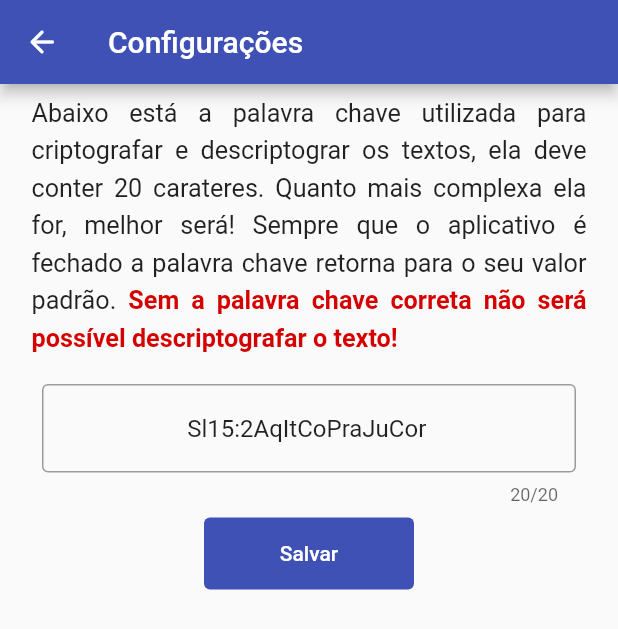
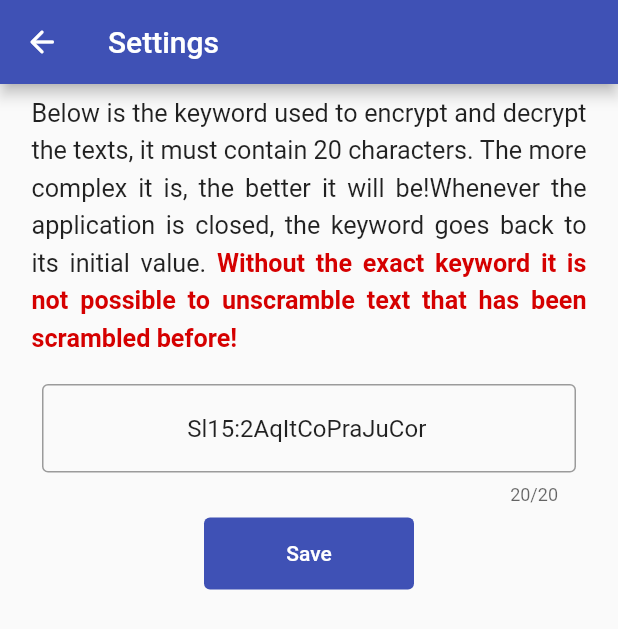
Before and after one commit to tglima/myfluttercrypto, a Flutter app: the screen it shows after launch, after a tap on the "settings" icon, on a phone screen of 412 x 824 dp. Shown: the top 629 px of the screen. Run offline on Flutter 3.47's test engine with Material 2 defaults, Android fonts, the phone set to English and light mode, and no system bars; our stand-ins replace package_info_plus; missing offline and left inert: encrypt; generated files the repository leaves out were written again; statements that could not run were skipped.

Commit message:
Refatora para usar os arquivos de tradução

```diff
--- a/lib/main.dart
+++ b/lib/main.dart
@@ -5,6 +5,7 @@ import 'package:myfluttercrypto/screens/home_screen.dart';
 import 'package:myfluttercrypto/utils/constant_util.dart';
 import 'package:package_info_plus/package_info_plus.dart';
 import 'data/global_data.dart';
+import 'package:flutter_gen/gen_l10n/app_localizations.dart';
 
 void main() async {
   GlobalData.isMobileDevice = Platform.isAndroid;
@@ -23,11 +24,16 @@ void main() async {
   }
 
   runApp(const MaterialApp(
+    supportedLocales: [
+      ConstantUtil.americanEnglish,
+      ConstantUtil.brazilianPortuguese
+    ],
     localizationsDelegates: [
+      AppLocalizations.delegate,
       GlobalMaterialLocalizations.delegate,
-      GlobalWidgetsLocalizations.delegate
+      GlobalCupertinoLocalizations.delegate,
+      GlobalWidgetsLocalizations.delegate,
     ],
-    supportedLocales: [Locale('pt', 'BR'), Locale('en', 'US')],
     debugShowCheckedModeBanner: false,
     home: HomeScreen(),
     title: ConstantUtil.nmApplication,
--- a/lib/screens/about_screen.dart
+++ b/lib/screens/about_screen.dart
@@ -5,6 +5,7 @@ import 'package:myfluttercrypto/utils/enum_util.dart';
 import 'package:myfluttercrypto/utils/wdg_util.dart';
 import 'package:flutter/gestures.dart';
 import 'package:url_launcher/url_launcher.dart';
+import 'package:flutter_gen/gen_l10n/app_localizations.dart';
 
 class AboutScreen extends StatelessWidget {
   const AboutScreen({Key? key}) : super(key: key);
@@ -12,13 +13,17 @@ class AboutScreen extends StatelessWidget {
   @override
   Widget build(BuildContext context) {
     _openSite() async {
-      if (await canLaunch(ConstantUtil.linkGitHub)) {
-        await launch(ConstantUtil.linkGitHub);
+      String? linkWiki = AppLocalizations.of(context)?.linkWiki.toString();
+
+      linkWiki = linkWiki!.isEmpty ? ConstantUtil.linkGitHub : linkWiki;
+
+      if (await canLaunch(linkWiki)) {
+        await launch(linkWiki);
         return;
       }
 
       WdgUtil.buildDialog(context, TypeDialog.error,
-          ConstantUtil.errOpenSite + ConstantUtil.linkGitHub);
+          AppLocalizations.of(context)!.errOpenSite + linkWiki);
     }
 
     Row _rowNameApp = WdgUtil.buildRow(Padding(
@@ -41,13 +46,13 @@ class AboutScreen extends StatelessWidget {
             textAlign: TextAlign.left,
             text: TextSpan(children: <TextSpan>[
               TextSpan(
-                  text: ConstantUtil.license,
+                  text: AppLocalizations.of(context)!.license,
                   style: TextStyle(
                       height: ConstantUtil.lineHeightDefault,
                       fontWeight: FontWeight.bold,
                       color: ConstantUtil.colorTxtDefault)),
               TextSpan(
-                  text: ConstantUtil.txtLicense,
+                  text: AppLocalizations.of(context)!.txtLicense,
                   style: ConstantUtil.textStyleDefault)
             ]))));
 
@@ -57,13 +62,14 @@ class AboutScreen extends StatelessWidget {
             textAlign: TextAlign.left,
             text: TextSpan(children: <TextSpan>[
               TextSpan(
-                  text: ConstantUtil.version,
+                  text: AppLocalizations.of(context)!.version,
                   style: TextStyle(
                       height: ConstantUtil.lineHeightDefault,
                       fontWeight: FontWeight.bold,
                       color: ConstantUtil.colorTxtDefault)),
               TextSpan(
-                  text: ConstantUtil.twoPoints + GlobalData.nuVersion,
+                  text: AppLocalizations.of(context)!.twoPoints +
+                      GlobalData.nuVersion,
                   style: ConstantUtil.textStyleDefault)
             ]))));
 
@@ -73,13 +79,13 @@ class AboutScreen extends StatelessWidget {
             textAlign: TextAlign.left,
             text: TextSpan(children: <TextSpan>[
               TextSpan(
-                  text: ConstantUtil.copyright,
+                  text: AppLocalizations.of(context)!.copyright,
                   style: TextStyle(
                       height: ConstantUtil.lineHeightDefault,
                       fontWeight: FontWeight.bold,
                       color: ConstantUtil.colorTxtDefault)),
               TextSpan(
-                  text: ConstantUtil.txtCopyright,
+                  text: AppLocalizations.of(context)!.txtCopyright,
                   style: ConstantUtil.textStyleDefault)
             ]))));
 
@@ -89,16 +95,16 @@ class AboutScreen extends StatelessWidget {
             textAlign: TextAlign.left,
             text: TextSpan(children: <TextSpan>[
               TextSpan(
-                  text: ConstantUtil.visit,
+                  text: AppLocalizations.of(context)!.visit,
                   style: TextStyle(
                       height: ConstantUtil.lineHeightDefault,
                       fontWeight: FontWeight.bold,
                       color: ConstantUtil.colorTxtDefault)),
               TextSpan(
-                  text: ConstantUtil.twoPoints,
+                  text: AppLocalizations.of(context)!.twoPoints,
                   style: ConstantUtil.textStyleDefault),
               TextSpan(
-                  text: ConstantUtil.linkGitHub,
+                  text: AppLocalizations.of(context)!.linkGitHub,
                   recognizer: TapGestureRecognizer()..onTap = _openSite,
                   style: TextStyle(
                       height: ConstantUtil.lineHeightDefault,
@@ -107,7 +113,9 @@ class AboutScreen extends StatelessWidget {
             ]))));
 
     return WdgUtil.buildScaffold(
-        context, WdgUtil.buildAppBar(context, ConstantUtil.about), <Widget>[
+        context,
+        WdgUtil.buildAppBar(context, AppLocalizations.of(context)!.about),
+        <Widget>[
           _rowNameApp,
           _rowVersion,
           _rowCopyright,
--- a/lib/screens/home_screen.dart
+++ b/lib/screens/home_screen.dart
@@ -6,6 +6,7 @@ import 'package:myfluttercrypto/screens/settings_screen.dart';
 import 'package:myfluttercrypto/utils/constant_util.dart';
 import 'package:myfluttercrypto/utils/crypto_util.dart';
 import 'package:myfluttercrypto/utils/enum_util.dart';
+import 'package:flutter_gen/gen_l10n/app_localizations.dart';
 import 'package:myfluttercrypto/utils/wdg_util.dart';
 import 'about_screen.dart';
 
@@ -18,7 +19,6 @@ class HomeScreen extends StatefulWidget {
 class _HomeScreenState extends State<HomeScreen> {
   final TextEditingController _controllerTxtInput = TextEditingController();
   final CryptoUtil _cryptoUtil = CryptoUtil();
-
   @override
   Widget build(BuildContext context) {
     void _goToSettings() {
@@ -31,8 +31,8 @@ class _HomeScreenState extends State<HomeScreen> {
 
     bool _valTxtIsEmpty() {
       if (_controllerTxtInput.text.isEmpty) {
-        WdgUtil.buildDialog(
-            context, TypeDialog.error, ConstantUtil.errTxtIsEmpty);
+        WdgUtil.buildDialog(context, TypeDialog.error,
+            AppLocalizations.of(context)!.errTxtIsEmpty);
         return false;
       }
       return true;
@@ -45,7 +45,7 @@ class _HomeScreenState extends State<HomeScreen> {
 
       WdgUtil.goToScreen(
           context: context,
-          screen: ResultScreen(ConstantUtil.titleEncrypt,
+          screen: ResultScreen(AppLocalizations.of(context)!.titleEncrypt,
               _cryptoUtil.txtEncrypt(_controllerTxtInput.text)));
     }
 
@@ -57,15 +57,15 @@ class _HomeScreenState extends State<HomeScreen> {
       ResultData resultData =
           _cryptoUtil.txtDecrypt(_controllerTxtInput.text.trim());
       if (resultData.resultHasError()) {
-        WdgUtil.buildDialog(
-            context, TypeDialog.error, ConstantUtil.errDecryptTxt);
+        WdgUtil.buildDialog(context, TypeDialog.error,
+            AppLocalizations.of(context)!.errDecryptTxt);
         return;
       }
 
       WdgUtil.goToScreen(
           context: context,
-          screen:
-              ResultScreen(ConstantUtil.titleDecrypt, resultData.resultTxt()));
+          screen: ResultScreen(AppLocalizations.of(context)!.titleDecrypt,
+              resultData.resultTxt()));
     }
 
     void _clearInputText() {
@@ -79,7 +79,7 @@ class _HomeScreenState extends State<HomeScreen> {
         textScaleFactor: 1.2,
         text: TextSpan(children: <TextSpan>[
           TextSpan(
-              text: ConstantUtil.inputYourText,
+              text: AppLocalizations.of(context)!.inputYourText,
               style: TextStyle(
                   height: ConstantUtil.lineHeightDefault,
                   color: ConstantUtil.colorTxtDefault))
@@ -108,11 +108,12 @@ class _HomeScreenState extends State<HomeScreen> {
         alignment: MainAxisAlignment.center,
         children: <Widget>[
           WdgUtil.buildTxtButton(
-              context, ConstantUtil.txtEncrypt, _encryptText),
+              context, AppLocalizations.of(context)!.txtEncrypt, _encryptText),
           WdgUtil.buildTxtButton(
-              context, ConstantUtil.clearTxt, _clearInputText,
+              context, AppLocalizations.of(context)!.clearTxt, _clearInputText,
               bkgColorBtn: ConstantUtil.colorSilver),
-          WdgUtil.buildTxtButton(context, ConstantUtil.txtDecrypt, _decryptText,
+          WdgUtil.buildTxtButton(
+              context, AppLocalizations.of(context)!.txtDecrypt, _decryptText,
               bkgColorBtn: ConstantUtil.colorAlert,
               txtColorBtn: ConstantUtil.colorTxtDefault)
         ]));
@@ -123,11 +124,11 @@ class _HomeScreenState extends State<HomeScreen> {
         actions: <Widget>[
           IconButton(
               icon: const Icon(Icons.settings),
-              tooltip: ConstantUtil.settings,
+              tooltip: AppLocalizations.of(context)?.settings,
               onPressed: _goToSettings),
           IconButton(
               icon: const Icon(Icons.info),
-              tooltip: ConstantUtil.about,
+              tooltip: AppLocalizations.of(context)?.about,
               onPressed: _goToAbout)
         ]);
 
--- a/lib/screens/settings_screen.dart
+++ b/lib/screens/settings_screen.dart
@@ -3,6 +3,7 @@ import 'package:myfluttercrypto/data/global_data.dart';
 import 'package:myfluttercrypto/utils/constant_util.dart';
 import 'package:myfluttercrypto/utils/enum_util.dart';
 import 'package:myfluttercrypto/utils/wdg_util.dart';
+import 'package:flutter_gen/gen_l10n/app_localizations.dart';
 
 class SettingsScreen extends StatefulWidget {
   const SettingsScreen({Key? key}) : super(key: key);
@@ -26,13 +27,13 @@ class _SettingsScreenState extends State<SettingsScreen> {
   Widget build(BuildContext context) {
     _saveSettings() {
       if (_controllerTxtInput.text.trim().length < ConstantUtil.lengthKeyWord) {
-        WdgUtil.buildDialog(
-            context, TypeDialog.error, ConstantUtil.errTxtInvalid);
+        WdgUtil.buildDialog(context, TypeDialog.error,
+            AppLocalizations.of(context)!.errTxtInvalid);
         return;
       }
 
-      WdgUtil.buildDialog(
-          context, TypeDialog.success, ConstantUtil.sucKeyWordSaved);
+      WdgUtil.buildDialog(context, TypeDialog.success,
+          AppLocalizations.of(context)!.sucKeyWordSaved);
 
       setState(() {
         GlobalData.keyWord = _controllerTxtInput.text;
@@ -46,13 +47,14 @@ class _SettingsScreenState extends State<SettingsScreen> {
             textScaleFactor: 1.2,
             text: TextSpan(children: <TextSpan>[
               TextSpan(
-                  text: ConstantUtil.txtInfoKeyWord +
-                      ConstantUtil.txtKeyWordReset,
+                  text: AppLocalizations.of(context)!
+                          .txtInfoKeyWord(ConstantUtil.lengthKeyWord) +
+                      AppLocalizations.of(context)!.txtKeyWordReset,
                   style: TextStyle(
                       height: ConstantUtil.lineHeightDefault,
                       color: ConstantUtil.colorTxtDefault)),
               TextSpan(
-                  text: ConstantUtil.txtKeyWordWarning,
+                  text: AppLocalizations.of(context)!.txtKeyWordWarning,
                   style: TextStyle(
                       height: ConstantUtil.lineHeightDefault,
                       fontWeight: FontWeight.bold,
@@ -77,15 +79,15 @@ class _SettingsScreenState extends State<SettingsScreen> {
                   const ToolbarOptions(copy: false, selectAll: false),
             )));
 
-    Row _rowTxtBtnSave = WdgUtil.buildRow(ButtonBar(
-        alignment: MainAxisAlignment.center,
-        children: <Widget>[
-          WdgUtil.buildTxtButton(context, ConstantUtil.save, _saveSettings)
-        ]));
+    Row _rowTxtBtnSave = WdgUtil.buildRow(
+        ButtonBar(alignment: MainAxisAlignment.center, children: <Widget>[
+      WdgUtil.buildTxtButton(
+          context, AppLocalizations.of(context)!.save, _saveSettings)
+    ]));
 
     return WdgUtil.buildScaffold(
         context,
-        WdgUtil.buildAppBar(context, ConstantUtil.settings),
+        WdgUtil.buildAppBar(context, AppLocalizations.of(context)!.settings),
         <Widget>[_rowTxtInfo, _flexInputText, _rowTxtBtnSave]);
   }
 }
--- a/lib/utils/constant_util.dart
+++ b/lib/utils/constant_util.dart
@@ -3,46 +3,8 @@ import 'package:myfluttercrypto/data/global_data.dart';
 
 class ConstantUtil {
   //Texts
-  static const String nmApplication = 'MyFlutterCrypto';
-  static const String settings = 'Configurações';
-  static const String about = 'Sobre';
-  static const String copyright = 'Copyright';
-  static const String txtCopyright = ': Copyright © 2021 Thiago Lima de Sousa.';
-  static const String visit = 'Visite';
+  static const String nmApplication = "MyFlutterCrypto";
   static const String linkGitHub = 'https://github.com/tglima/myfluttercrypto';
-  static const String version = 'Versão';
-  static const String license = 'Licença';
-  static const String twoPoints = ': ';
-  static const String txtLicense =
-      ': O código fonte desta aplicação está sob Licença MIT, todo o restante deve ser considerado conteúdo registrado dos seus respectivos proprietários e desenvolvedores.';
-  static final String txtInfoKeyWord =
-      'Abaixo está a palavra chave utilizada para criptografar e descriptograr os textos, ela deve conter ${lengthKeyWord.toString()} carateres. Quanto mais complexa ela for, melhor será! ';
-  static const String txtKeyWordReset =
-      'Sempre que o aplicativo é fechado a palavra chave retorna para o seu valor padrão. ';
-  static const String txtKeyWordWarning =
-      'Sem a palavra chave correta não será possível descriptografar o texto!';
-  static const String save = 'Salvar';
-  static const String errTxtIsEmpty = 'O texto informado está vazio!';
-  static const String errTxtInvalid = 'O texto informado é inválido!';
-  static const String inputYourText =
-      'Informe um texto abaixo e clique no botão correspondente a sua escolha';
-  static const String errDecryptTxt =
-      'Ocorreu um erro e não foi possível descriptografar o texto informado!';
-  static const String sucKeyWordSaved = 'Nova palavra passe salva com sucesso!';
-  static const String errOpenSite =
-      'Ocorreu um erro e não foi possível abri o site: ';
-  static const String alert = 'Alerta';
-  static const String error = 'Erro';
-  static const String success = "Sucesso";
-  static const String close = "Fechar";
-  static const String txtEncrypt = 'Criptografar';
-  static const String txtDecrypt = 'Descriptografar';
-  static const String titleEncrypt = 'Texto Criptografado';
-  static const String titleDecrypt = 'Texto Descriptografado';
-  static const String txtResult = 'Resultado';
-  static const String copyTxt = 'Copiar Texto';
-  static const String clearTxt = 'Limpar Texto';
-  static const String txtCopiedSuccessfully = 'Texto copiado com sucesso!';
 
   //Colors
   static final Color colorThemeApp = Colors.indigo.shade500;
@@ -89,4 +51,7 @@ class ConstantUtil {
   }
 
   static const int lengthKeyWord = 20;
+
+  static const Locale brazilianPortuguese = Locale('pt', 'BR');
+  static const Locale americanEnglish = Locale('en', 'US');
 }
```
Also changed, not shown: lib/screens/result_screen.dart (+5 -4 lines), lib/utils/wdg_util.dart (+14 -6 lines). Lines whose indentation alone changed are shown as unchanged.
